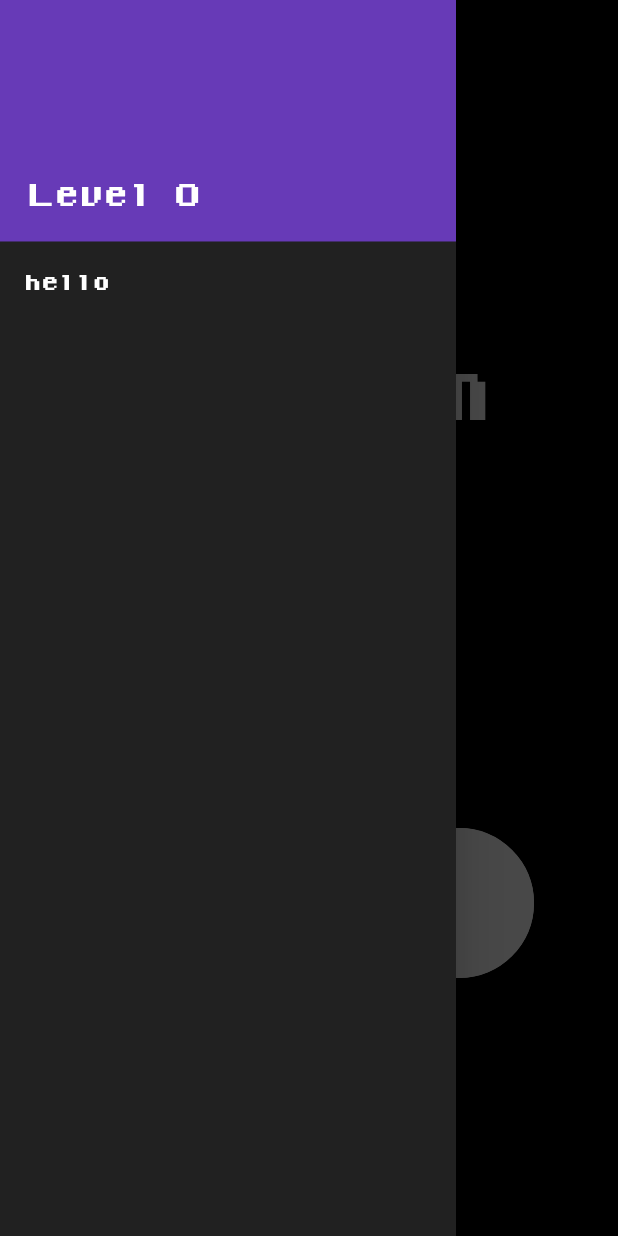
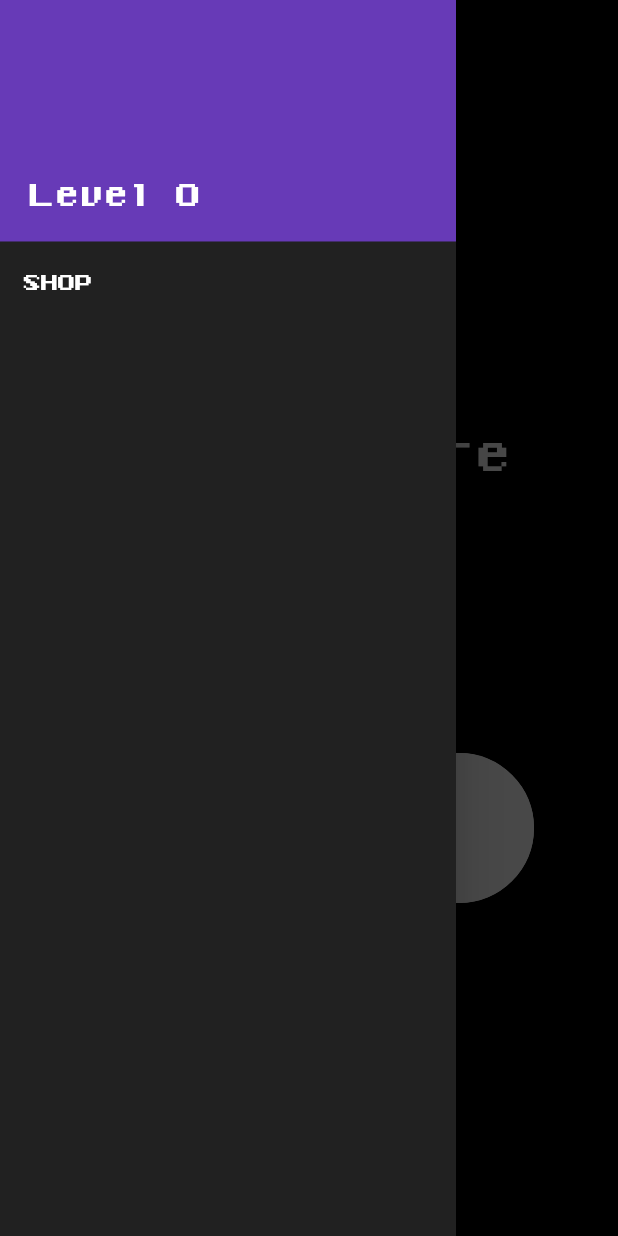
Before and after one commit to yung4/HelloWorld-2-the-squeakquel, a Flutter app: the screen it shows after launch, with the side drawer open, on a phone screen of 412 x 824 dp. Run offline on Flutter 3.47's test engine with Material 2 defaults, Android fonts, the phone set to English and light mode, and no system bars.

Commit message:
text field font

```diff
--- a/hello_world_2/lib/main.dart
+++ b/hello_world_2/lib/main.dart
@@ -21,15 +21,17 @@
   @override
   Widget build(BuildContext context) {
     return Scaffold(
+      backgroundColor: Colors.black,
       appBar: AppBar(
-        title: Text("Customize"),
+        backgroundColor: Colors.black,
+        title: Text("CUSTOMIZE"),
       ),
       body: Center(
         child: RaisedButton(
           onPressed: () {
             Navigator.pop(context);
           },
-          child: Text('Go back!'),
+          child: Text('GO BACK!'),
         ),
       ),
     );
@@ -85,6 +87,7 @@
 
         title: Text(
           widget.title,
+          style: TextStyle(fontFamily: "ponderosa"),
         ),
         backgroundColor: Colors.black,
       ),
@@ -100,12 +103,12 @@
                 decoration: new InputDecoration(
                   hintText: "Scream here",
                   hintStyle:
-                      TextStyle(color: Colors.grey),
+                      TextStyle(color: Colors.grey, fontFamily: "ponderosa"),
                   //fillColor: Colors.green,
                 ),
                 style: TextStyle(
                   color: Colors.white,
-                  fontSize: 50,
+                  fontSize: 30,
                 ),
                 textAlign: TextAlign.center,
                 maxLines: 5,
@@ -172,7 +175,7 @@
               ),
               ListTile(
                 title: Text(
-                  'hello',
+                  'SHOP',
                   style: TextStyle(
                     color: Colors.white,
                   ),
```
